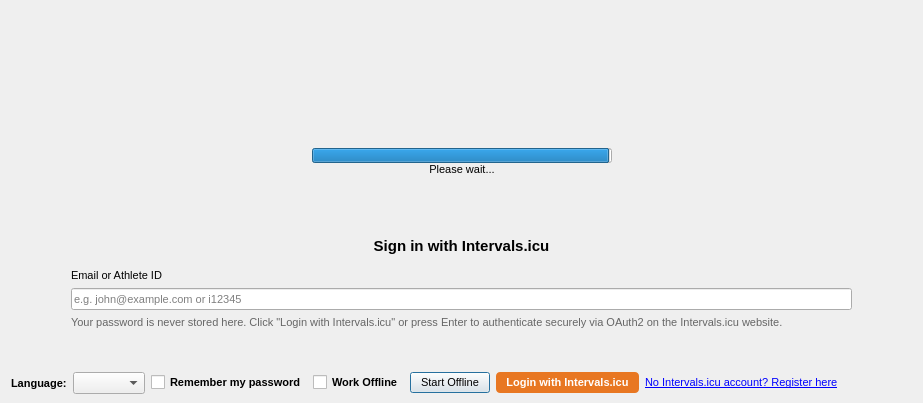
Above: src/ui/dialoglogin.ui from MaximumTrainer/MaximumTrainer_Redux before the change. Below: the same form after it.
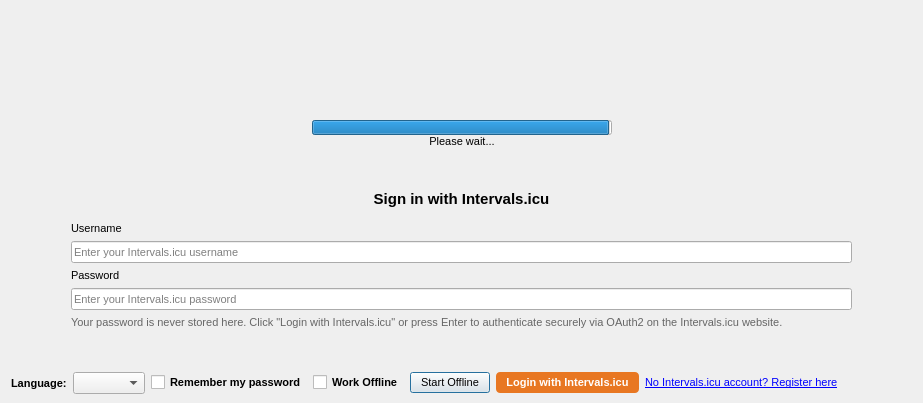
That is the form after the change. Icons and pictures are not drawn. Custom widgets are drawn as their Qt base class.

Commit message:
Show username and password fields on login screen with corrected labels
Agent-Logs-Url: https://github.com/MaximumTrainer/MaximumTrainer_Redux/sessions/7b8715e3-5454-4116-b684-2e93a637c76c

The edit to the form file:
```diff
--- a/src/ui/dialoglogin.ui
+++ b/src/ui/dialoglogin.ui
@@ -472,14 +472,31 @@
       <item>
        <widget class="QLabel" name="label_athleteEmailField">
         <property name="text">
-         <string>Email or Athlete ID</string>
+          <string>Username</string>
         </property>
        </widget>
       </item>
       <item>
        <widget class="QLineEdit" name="lineEdit_athleteEmail">
         <property name="placeholderText">
-         <string>e.g. john@example.com or i12345</string>
+          <string>Enter your Intervals.icu username</string>
+         </property>
+        </widget>
+       </item>
+       <item>
+        <widget class="QLabel" name="label_passwordField">
+         <property name="text">
+          <string>Password</string>
+         </property>
+        </widget>
+       </item>
+       <item>
+        <widget class="QLineEdit" name="lineEdit_password">
+         <property name="echoMode">
+          <enum>QLineEdit::Password</enum>
+         </property>
+         <property name="placeholderText">
+          <string>Enter your Intervals.icu password</string>
         </property>
        </widget>
       </item>
```
Lines whose indentation alone changed are shown as unchanged. The commit also changes 2 other files.
